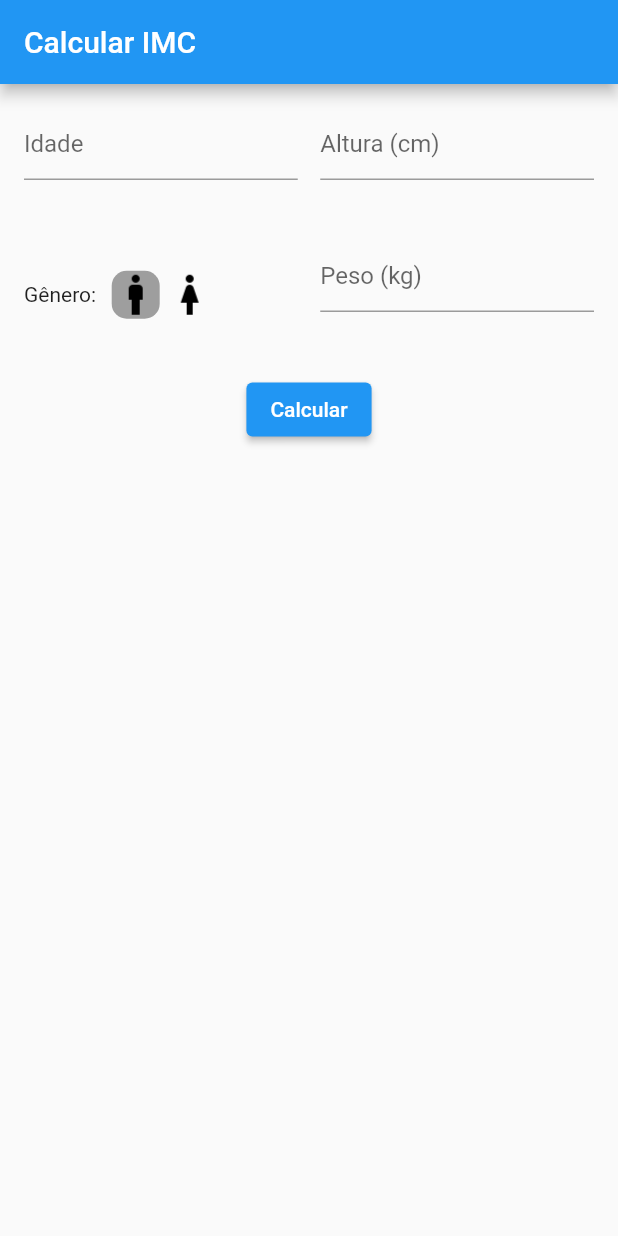
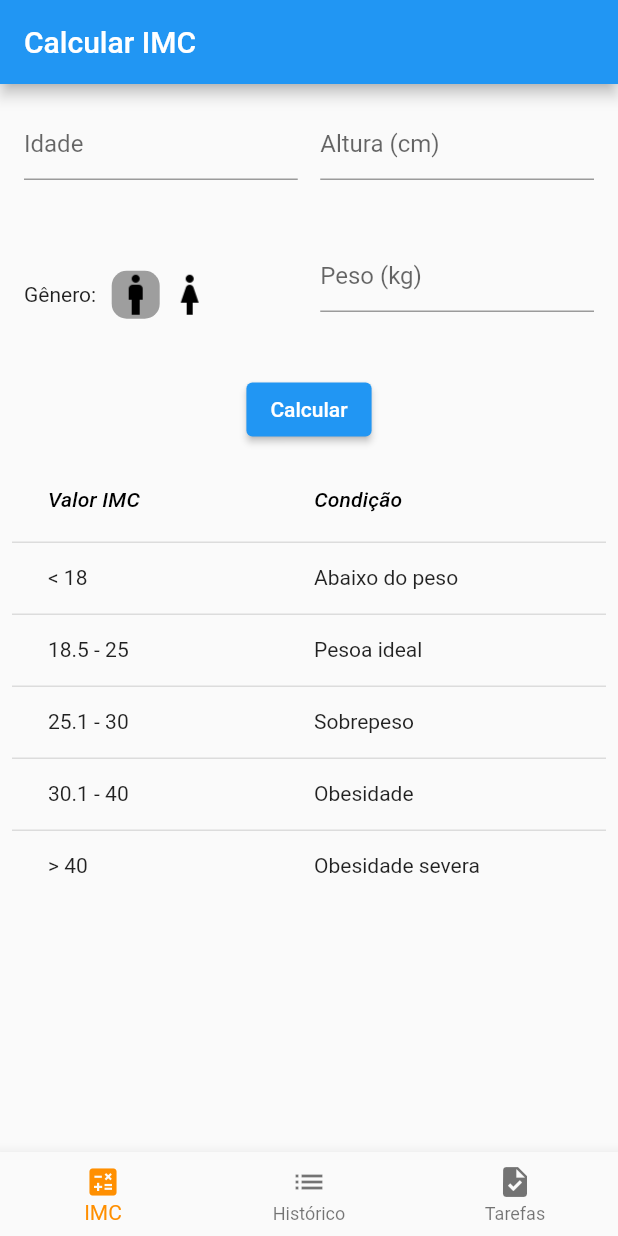
Before and after one commit to FelipeGXavier/projeto-1-flutter, a Flutter app: the screen it shows after launch, on a phone screen of 412 x 824 dp. Run offline on Flutter 3.47's test engine with Material 2 defaults, Android fonts, the phone set to English and light mode, and no system bars.

Commit message:
wip: imc page and layout nav

```diff
--- /dev/null
+++ b/lib/widgets/bottomBar.dart
@@ -0,0 +1,58 @@
+import 'package:flutter/material.dart';
+
+class MyStatefulWidget extends StatefulWidget {
+  const MyStatefulWidget({super.key});
+
+  @override
+  State<MyStatefulWidget> createState() => _MyStatefulWidgetState();
+}
+
+class _MyStatefulWidgetState extends State<MyStatefulWidget> {
+  int _selectedIndex = 0;
+  static const TextStyle optionStyle =
+      TextStyle(fontSize: 30, fontWeight: FontWeight.bold);
+  static const List<Widget> _widgetOptions = <Widget>[
+    Text(
+      'Index 0: Home',
+      style: optionStyle,
+    ),
+    Text(
+      'Index 1: Business',
+      style: optionStyle,
+    ),
+    Text(
+      'Index 2: School',
+      style: optionStyle,
+    ),
+  ];
+
+  void _onItemTapped(int index) {
+    setState(() {
+      print(index);
+      _selectedIndex = index;
+    });
+  }
+
+  @override
+  Widget build(BuildContext context) {
+    return BottomNavigationBar(
+      items: const <BottomNavigationBarItem>[
+        BottomNavigationBarItem(
+          icon: Icon(Icons.calculate),
+          label: 'IMC',
+        ),
+        BottomNavigationBarItem(
+          icon: Icon(Icons.list),
+          label: 'Histórico',
+        ),
+        BottomNavigationBarItem(
+          icon: Icon(Icons.task),
+          label: 'Tarefas',
+        ),
+      ],
+      currentIndex: _selectedIndex,
+      selectedItemColor: Colors.amber[800],
+      onTap: _onItemTapped,
+    );
+  }
+}
--- a/lib/widgets/home.dart
+++ /dev/null
@@ -1,29 +0,0 @@
-import 'package:flutter/material.dart';
-import 'package:flutter/services.dart';
-
-class MyHomePage extends StatefulWidget {
-  const MyHomePage({super.key});
-
-  @override
-  // ignore: library_private_types_in_public_api
-  _MyHomePageState createState() => _MyHomePageState();
-}
-
-class _MyHomePageState extends State<MyHomePage> {
-  @override
-  void initState() {
-    super.initState();
-    SystemChrome.setEnabledSystemUIMode(SystemUiMode.manual,
-        overlays: SystemUiOverlay.values);
-  }
-
-  @override
-  Widget build(BuildContext context) {
-    return Scaffold(
-      appBar: AppBar(
-        title: const Text("Teste"),
-      ),
-      body: const Center(child: Text("Tela Inicial")),
-    );
-  }
-}
--- a/lib/widgets/imcCalculator.dart
+++ b/lib/widgets/imcCalculator.dart
@@ -1,5 +1,7 @@
 import 'package:flutter/material.dart';
 import 'package:flutter/widgets.dart';
+
+import 'bottomBar.dart';
 
 class ImcCalculator extends StatefulWidget {
   const ImcCalculator({super.key});
@@ -17,8 +19,13 @@ class _ImcCalculatorState extends State {
   Widget build(BuildContext context) {
     return MaterialApp(
         home: Scaffold(
+            resizeToAvoidBottomInset: false, //new line
             appBar: AppBar(title: const Text("Calcular IMC")),
-      body: ListView(
+            body: Column(
+              children: [
+                ListView(
+                  scrollDirection: Axis.vertical,
+                  shrinkWrap: true,
                   children: <Widget>[
                     GridView.count(
                       childAspectRatio: (1 / .4),
@@ -36,13 +43,15 @@ class _ImcCalculatorState extends State {
                         ),
                         TextFormField(
                           keyboardType: TextInputType.number,
-                decoration: const InputDecoration(hintText: 'Altura (cm)'),
+                          decoration:
+                              const InputDecoration(hintText: 'Altura (cm)'),
                           onSaved: (newValue) => {},
                         ),
                         _genderSelector(),
                         TextFormField(
                           keyboardType: TextInputType.number,
-                decoration: const InputDecoration(hintText: 'Peso (kg)'),
+                          decoration:
+                              const InputDecoration(hintText: 'Peso (kg)'),
                           onSaved: (newValue) => {},
                         ),
                       ],
@@ -51,10 +60,21 @@ class _ImcCalculatorState extends State {
                       alignment: Alignment.center,
                       child: ElevatedButton(
                           onPressed: () => {}, child: const Text("Calcular")),
-          )
+                    ),
+                    Container(
+                      padding: const EdgeInsets.all(8.0),
+                      child: _imcDataTable(),
+                    ),
                   ],
                 ),
-    ));
+                const Expanded(
+                  child: Align(
+                    alignment: FractionalOffset.bottomCenter,
+                    child: MyStatefulWidget(),
+                  ),
+                ),
+              ],
+            )));
   }
 
   Widget _genderSelector() {
@@ -88,4 +108,59 @@ class _ImcCalculatorState extends State {
       ],
     );
   }
+
+  Widget _imcDataTable() {
+    return DataTable(
+      columns: const <DataColumn>[
+        DataColumn(
+          label: Expanded(
+            child: Text(
+              'Valor IMC',
+              style: TextStyle(fontStyle: FontStyle.italic),
+            ),
+          ),
+        ),
+        DataColumn(
+          label: Expanded(
+            child: Text(
+              'Condição',
+              style: TextStyle(fontStyle: FontStyle.italic),
+            ),
+          ),
+        ),
+      ],
+      rows: const <DataRow>[
+        DataRow(
+          cells: <DataCell>[
+            DataCell(Text('< 18')),
+            DataCell(Text('Abaixo do peso')),
+          ],
+        ),
+        DataRow(
+          cells: <DataCell>[
+            DataCell(Text('18.5 - 25')),
+            DataCell(Text('Pesoa ideal')),
+          ],
+        ),
+        DataRow(
+          cells: <DataCell>[
+            DataCell(Text('25.1 - 30')),
+            DataCell(Text('Sobrepeso')),
+          ],
+        ),
+        DataRow(
+          cells: <DataCell>[
+            DataCell(Text('30.1 - 40')),
+            DataCell(Text('Obesidade')),
+          ],
+        ),
+        DataRow(
+          cells: <DataCell>[
+            DataCell(Text('> 40')),
+            DataCell(Text('Obesidade severa')),
+          ],
+        ),
+      ],
+    );
   }
+}
--- a/lib/widgets/splashScreen.dart
+++ b/lib/widgets/splashScreen.dart
@@ -1,7 +1,6 @@
 import 'package:flutter/material.dart';
 import 'package:flutter/services.dart';
 import 'package:projeto_1/widgets/imcCalculator.dart';
-import 'home.dart';
 
 class Splash extends StatefulWidget {
   const Splash({super.key});
```
Also changed, not shown: lib/widgets/historic.dart (added). Lines whose indentation alone changed are shown as unchanged.
